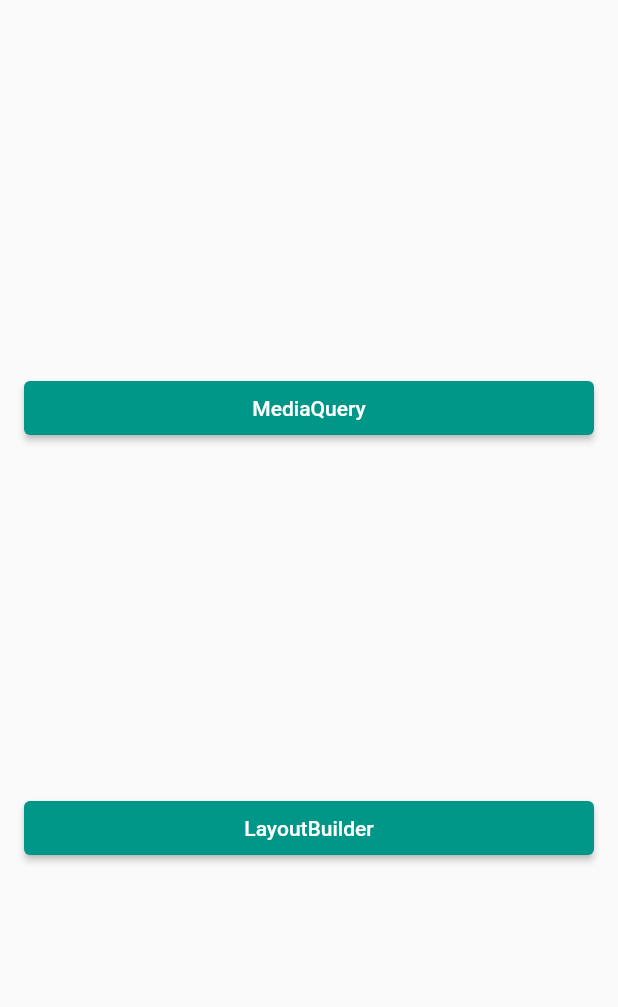
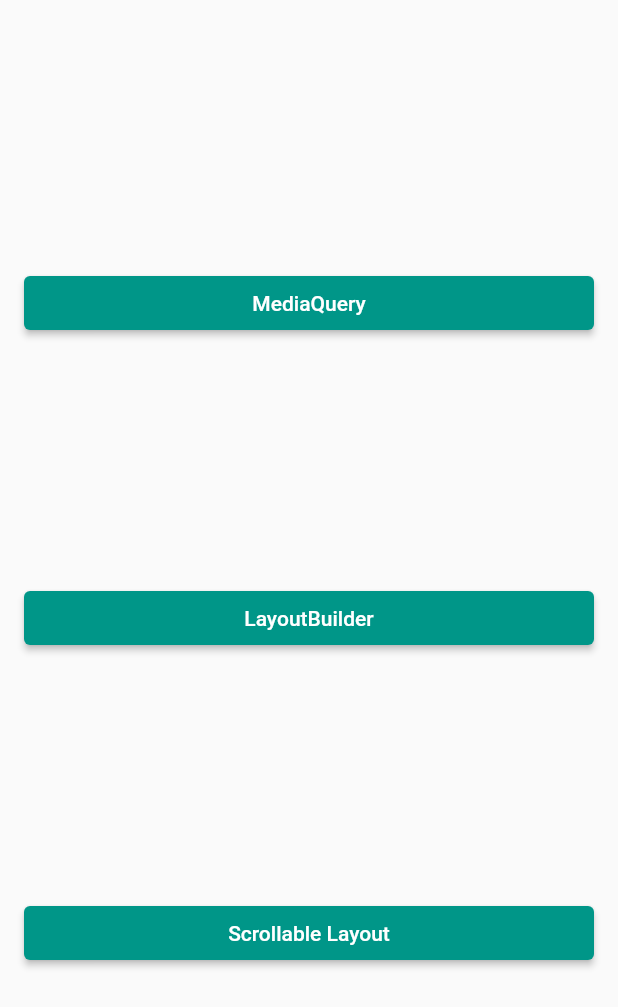
Before and after one commit to devkaio/responsy, a Flutter app: the screen it shows after launch, on a phone screen of 412 x 824 dp. Shown: the top 1007 px of the screen. Run offline on Flutter 3.47's test engine with Material 2 defaults, Android fonts, the phone set to English and light mode, and no system bars.

Commit message:
update home page

```diff
--- a/lib/home_page.dart
+++ b/lib/home_page.dart
@@ -2,6 +2,7 @@
 import 'package:flutter/material.dart';
 import 'package:responsy/layouts/layout_builder_layout.dart';
 import 'package:responsy/layouts/media_query_layout.dart';
+import 'package:responsy/layouts/scrollable_layout.dart';
 
 class HomePage extends StatelessWidget {
   const HomePage({super.key});
@@ -22,6 +23,10 @@ class HomePage extends StatelessWidget {
               LabelWidget(
                 label: 'LayoutBuilder',
                 child: LayoutBuilderLayout(),
+              ),
+              LabelWidget(
+                label: 'Scrollable Layout',
+                child: ScrollableLayout(),
               ),
             ],
           ),
```
